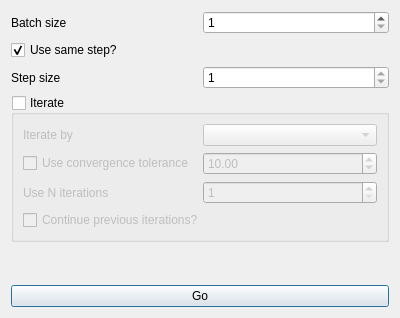
Above: gudpy/gui/widgets/ui_files/batchProcessingDialog.ui from disorderedmaterials/GudPy before the change. Below: the same form after it.
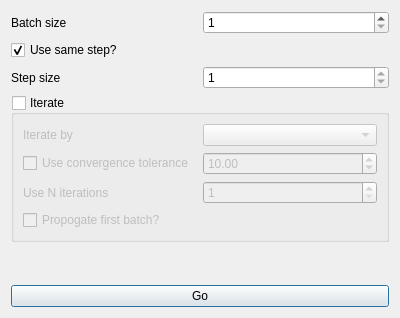
That is the form after the change. Custom widgets are drawn as their Qt base class.

Commit message: refactor: rename variables.

```diff
--- a/gudpy/gui/widgets/ui_files/batchProcessingDialog.ui
+++ b/gudpy/gui/widgets/ui_files/batchProcessingDialog.ui
@@ -140,7 +140,7 @@
       <item>
        <widget class="QCheckBox" name="continuePreviousIterationsCheckBox">
         <property name="text">
-         <string>Continue previous iterations?</string>
+         <string>Propogate first batch?</string>
         </property>
        </widget>
       </item>
```
Left out of the diff: 2 changed lines with no effect on the pictures. The commit also changes 1 other file.
